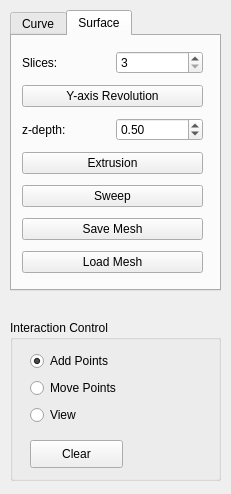
Qt form GeoModeling/Control.ui (Wulonghua/GeometricModeling) before a commit.
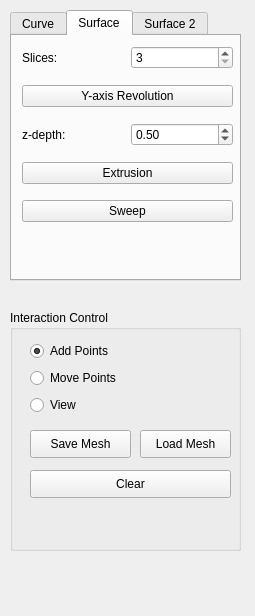
The same form after that commit. The open tabs and pages were chosen to show the change.

The edit to the form file:
```diff
--- a/GeoModeling/Control.ui
+++ b/GeoModeling/Control.ui
@@ -6,8 +6,8 @@
    <rect>
     <x>0</x>
     <y>0</y>
-    <width>231</width>
-    <height>494</height>
+    <width>255</width>
+    <height>616</height>
    </rect>
   </property>
   <property name="windowTitle">
@@ -17,9 +17,9 @@
    <property name="geometry">
     <rect>
      <x>10</x>
-     <y>320</y>
-     <width>211</width>
-     <height>161</height>
+     <y>310</y>
+     <width>231</width>
+     <height>241</height>
     </rect>
    </property>
    <property name="title">
@@ -65,8 +65,8 @@
     <property name="geometry">
      <rect>
       <x>20</x>
-      <y>120</y>
-      <width>93</width>
+      <y>160</y>
+      <width>201</width>
       <height>28</height>
      </rect>
     </property>
@@ -74,14 +74,40 @@
      <string>Clear</string>
     </property>
    </widget>
+   <widget class="QPushButton" name="pushButton_saveMesh">
+    <property name="geometry">
+     <rect>
+      <x>20</x>
+      <y>120</y>
+      <width>101</width>
+      <height>28</height>
+     </rect>
+    </property>
+    <property name="text">
+     <string>Save Mesh</string>
+    </property>
+   </widget>
+   <widget class="QPushButton" name="pushButton_loadMesh">
+    <property name="geometry">
+     <rect>
+      <x>130</x>
+      <y>120</y>
+      <width>91</width>
+      <height>28</height>
+     </rect>
+    </property>
+    <property name="text">
+     <string>Load Mesh</string>
+    </property>
+   </widget>
   </widget>
   <widget class="QTabWidget" name="tabWidget">
    <property name="geometry">
     <rect>
      <x>10</x>
      <y>10</y>
-     <width>211</width>
-     <height>281</height>
+     <width>231</width>
+     <height>271</height>
     </rect>
    </property>
    <property name="currentIndex">
@@ -233,9 +259,9 @@
      <property name="geometry">
       <rect>
        <x>10</x>
-       <y>10</y>
-       <width>181</width>
-       <height>232</height>
+       <y>0</y>
+       <width>211</width>
+       <height>201</height>
       </rect>
      </property>
      <layout class="QVBoxLayout" name="verticalLayout_3">
@@ -308,23 +334,14 @@
         </property>
        </widget>
       </item>
-      <item>
-       <widget class="QPushButton" name="pushButton_saveMesh">
-        <property name="text">
-         <string>Save Mesh</string>
-        </property>
-       </widget>
-      </item>
-      <item>
-       <widget class="QPushButton" name="pushButton_loadMesh">
-        <property name="text">
-         <string>Load Mesh</string>
-        </property>
-       </widget>
-      </item>
      </layout>
     </widget>
    </widget>
+   <widget class="QWidget" name="tab">
+    <attribute name="title">
+     <string>Surface 2</string>
+    </attribute>
+   </widget>
   </widget>
  </widget>
  <resources/>
```
Left out of the diff: 2 changed lines with no effect on the pictures.
